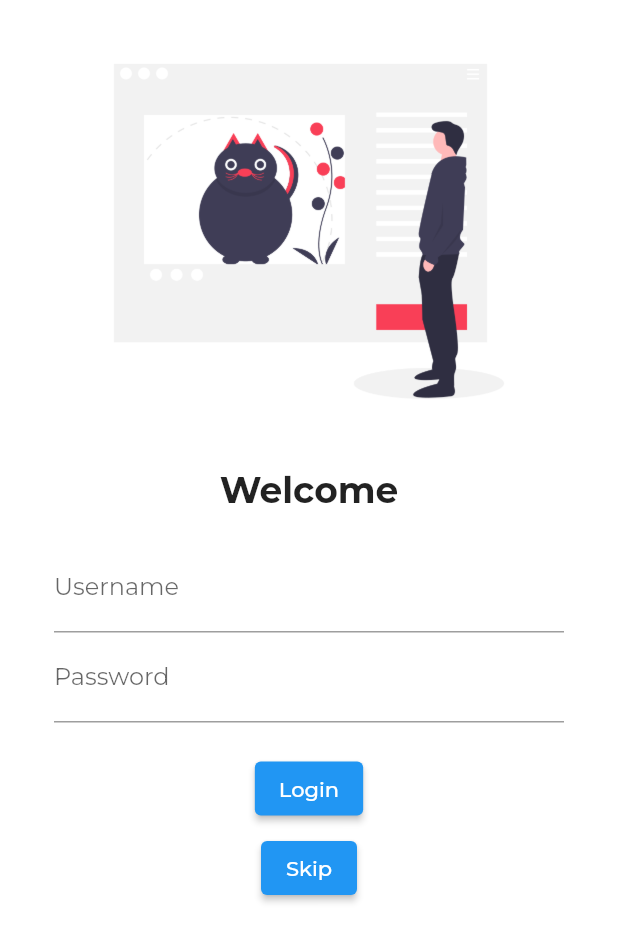
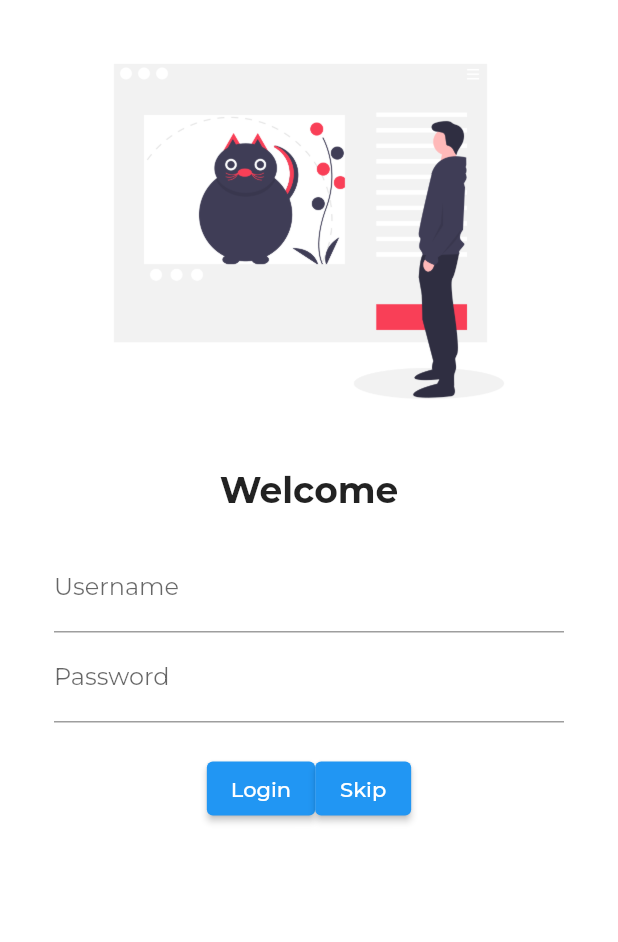
Before and after one commit to derpLLC/Petscue, a Flutter app: the screen it shows after launch, on a phone screen of 412 x 824 dp. Shown: the top 942 px of the screen. Run offline on Flutter 3.47's test engine with Material 2 defaults, Android fonts, the light colour scheme and no system bars; our stand-ins replace font_awesome_flutter, google_fonts.

Commit message:
lib: login: display both the button in the same row
Signed-off-by: Ayush Dubey <ayushdubey70@gmail.com>

```diff
--- a/lib/screen/login.dart
+++ b/lib/screen/login.dart
@@ -42,6 +42,9 @@ class Login extends StatelessWidget {
                   SizedBox(
                     height: 20.0,
                   ),
+                  Row(
+                    mainAxisAlignment: MainAxisAlignment.center,
+                    children: [
                       ElevatedButton(
                         onPressed: () {},
                         child: Text("Login"),
@@ -57,6 +60,8 @@ class Login extends StatelessWidget {
                       ),
                     ],
                   ),
+                ],
+              ),
             ),
           ],
         ),
```
Lines whose indentation alone changed are shown as unchanged.
